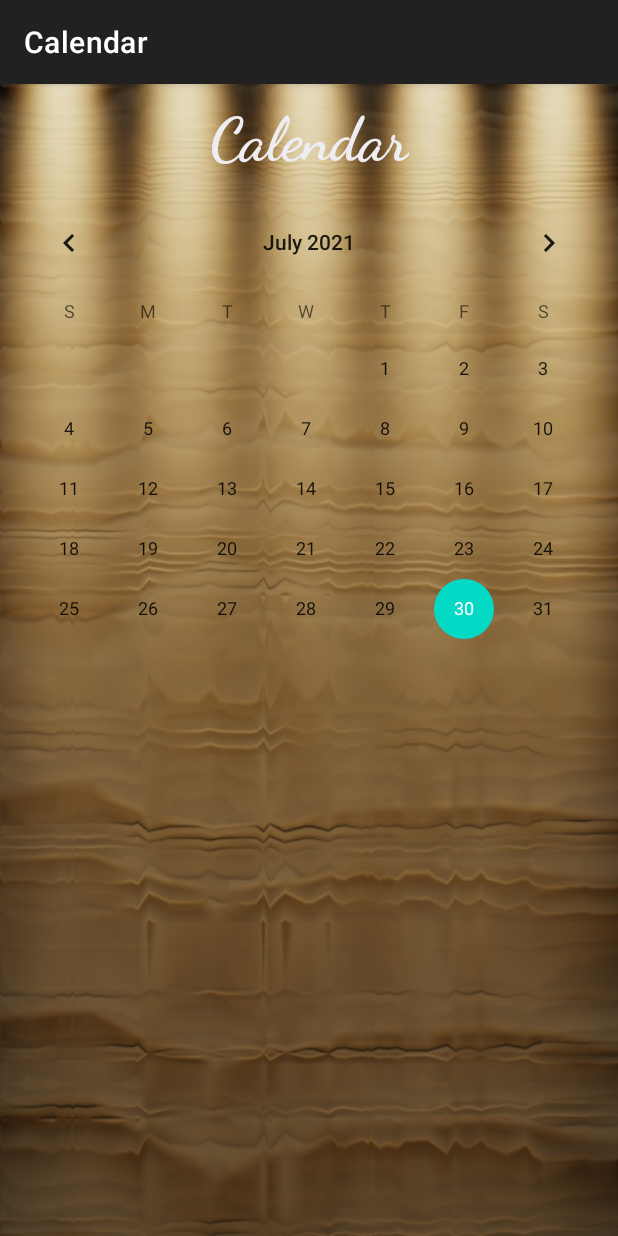
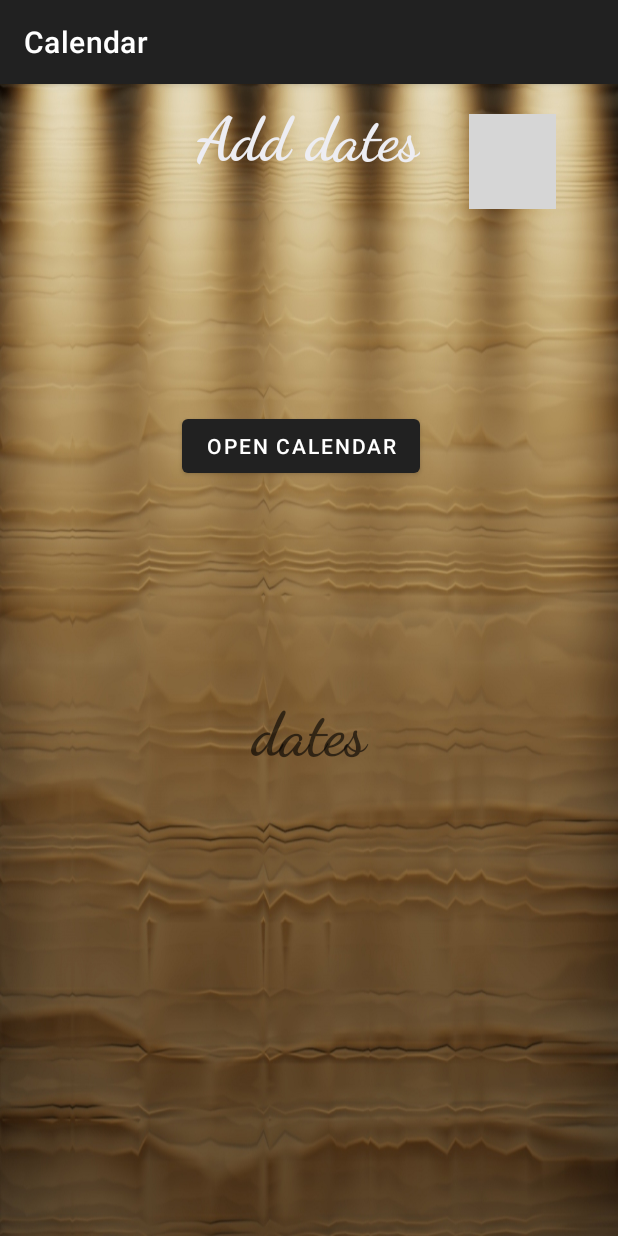
Before and after one commit to Queenzy-A-Ongeye/Calendar, an Android app: the DashboardActivity screen opened directly, with no data from a screen before it, on a phone screen of 412 x 824 dp. Run offline under Robolectric (Android 15) with nearby library versions, the phone set to English and light mode, and no system bars; 6 statements that could not run were skipped; grey boxes are pictures that could not be loaded.

Commit message:
added new files

```diff
--- a/app/src/main/res/layout/activity_dashboard_ativity.xml
+++ b/app/src/main/res/layout/activity_dashboard_ativity.xml
@@ -18,7 +18,7 @@
         <TextView
             android:layout_width="wrap_content"
             android:layout_height="wrap_content"
-            android:text="Calendar"
+            android:text="Add dates"
             android:textColor="@color/color_white"
             android:textSize="40dp"
             android:fontFamily="cursive"
@@ -27,19 +27,42 @@
             android:layout_centerHorizontal="true"
             android:textAlignment="center"/>
 
-        <CalendarView
-            android:id="@+id/calendar"
-            android:layout_width="match_parent"
-            android:layout_height="358dp"
-            android:layout_alignParentStart="true"
+        <Button
+            android:id="@+id/bttn"
+            android:layout_width="wrap_content"
+            android:layout_height="wrap_content"
+            android:layout_above="@+id/txtDay"
+            android:layout_alignParentEnd="true"
+            android:layout_centerHorizontal="true"
+            android:layout_marginEnd="132dp"
+            android:layout_marginBottom="143dp"
+            android:clickable="true"
+            android:text="Open Calendar" />
+
+        <TextView
+            android:id="@+id/txtDay"
+            android:layout_width="305dp"
+            android:layout_height="wrap_content"
+            android:layout_alignParentBottom="true"
+            android:layout_centerHorizontal="true"
+            android:layout_marginEnd="54dp"
+            android:layout_marginBottom="310dp"
+            android:fontFamily="cursive"
+            android:hint="dates"
+            android:textAlignment="center"
+            android:textColor="@color/color_white"
+            android:textSize="40dp"
+            android:textStyle="bold" />
+
+        <ImageButton
+            android:id="@+id/imgbtn"
+            android:layout_width="58dp"
+            android:layout_height="63dp"
             android:layout_alignParentTop="true"
             android:layout_alignParentEnd="true"
-            android:layout_centerHorizontal="true"
-            android:layout_marginStart="0dp"
-            android:layout_marginTop="72dp"
-            android:layout_marginEnd="0dp" /><![CDATA[ue"
-            android:clickable="true" />
+            android:layout_marginTop="20dp"
+            android:layout_marginEnd="41dp"
+            app:srcCompat="@drawable/ic_baseline_note_add_24" />
 
 
-    ]]>
 </RelativeLayout>
--- a/app/src/main/res/layout/activity_login.xml
+++ b/app/src/main/res/layout/activity_login.xml
@@ -66,6 +66,7 @@
         android:layout_marginBottom="273dp"
         android:background="@drawable/input_bg"
         android:drawablePadding="20dp"
+        android:inputType="textPassword"
         android:ems="10"
         android:hint="Password"
         android:paddingTop="10dp"
```
Also changed, not shown: app/src/main/res/layout-land/activity_cal.xml (added, +74 -0 lines).
